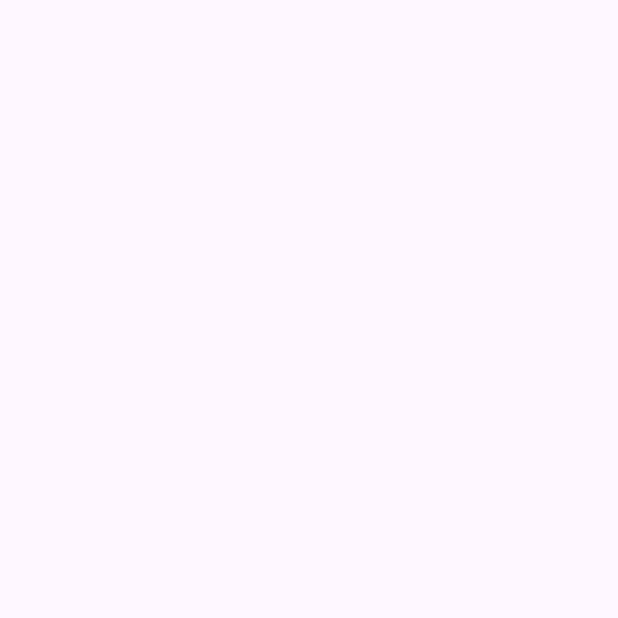
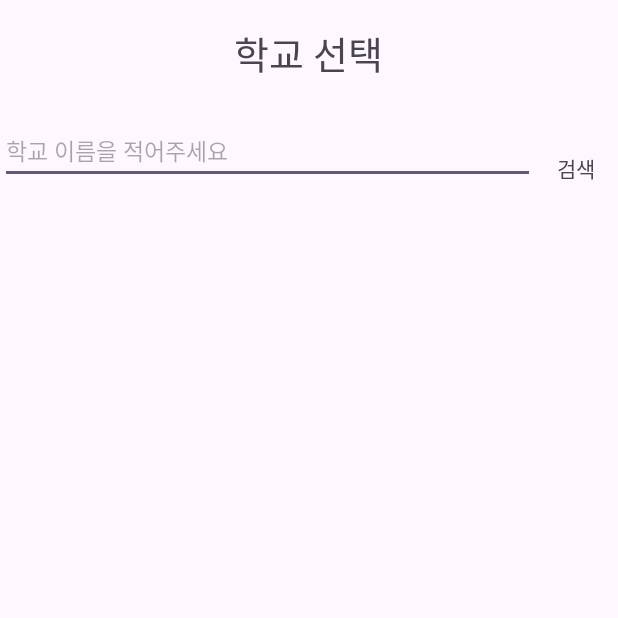
Before and after one commit to Taron8530/timetable, an Android app: the screen it shows after launch (MainActivity before the commit, LoginActivity after it), on a phone screen of 412 x 824 dp, the top half of it. Before the commit the part shown is empty. Run offline under Robolectric (Android 15) with nearby library versions, the phone set to English and light mode, and no system bars.

Commit message:
학교 정보 불러오기

```diff
--- a/app/build.gradle
+++ b/app/build.gradle
@@ -41,4 +41,7 @@ dependencies {
     testImplementation 'junit:junit:4.13.2'
     androidTestImplementation 'androidx.test.ext:junit:1.1.5'
     androidTestImplementation 'androidx.test.espresso:espresso-core:3.5.1'
+    implementation 'com.squareup.retrofit2:retrofit:2.9.0'
+    implementation 'com.squareup.retrofit2:converter-gson:2.9.0'
+
 }
--- a/app/src/main/AndroidManifest.xml
+++ b/app/src/main/AndroidManifest.xml
@@ -1,6 +1,8 @@
 <?xml version="1.0" encoding="utf-8"?>
 <manifest xmlns:android="http://schemas.android.com/apk/res/android"
     xmlns:tools="http://schemas.android.com/tools">
+
+    <uses-permission android:name="android.permission.INTERNET" />
 
     <application
         android:allowBackup="true"
@@ -14,6 +16,9 @@
         tools:targetApi="31">
         <activity
             android:name=".MainActivity"
+            android:exported="false" />
+        <activity
+            android:name=".LoginActivity"
             android:exported="true">
             <intent-filter>
                 <action android:name="android.intent.action.MAIN" />
--- /dev/null
+++ b/app/src/main/java/com/example/timetable/ApiInterface.kt
@@ -0,0 +1,38 @@
+package com.example.timetable
+
+import org.json.JSONArray
+import org.json.JSONObject
+import retrofit2.Call
+import retrofit2.http.GET
+import retrofit2.http.Query
+
+interface ApiInterface {
+    @GET("schoolInfo")
+    fun getSchoolInfo(
+        @Query("KEY") key: String,
+        @Query("Type") type : String,
+        @Query("pIndex") pIndex : Int,
+        @Query("pSize") pSize : Int,
+        @Query("ATPT_OFCDC_SC_CODE") EduCode : String,
+        @Query("SCHUL_NM") schoolName : String
+    ): Call<schoolInfoData>
+    @GET("hisTimetable")
+    fun getGeneralTimetable(
+        @Query("KEY") key : String,
+        @Query("Type") type : String,
+        @Query("pIndex") pIndex : Int,
+        @Query("pSize") pSize: Int,
+        @Query("ATPT_OFCDC_SC_CODE") scCode: String,
+        @Query("SD_SCHUL_CODE") schoolCode:String,
+        @Query("ALL_TI_YMD") timeTableWeek:String,
+        @Query("GRADE") grade:String,
+        @Query("CLASS_NM") classNum:String
+    ) : Call<JSONArray>
+//    @GET("schoolInfo")
+//    fun getSchoolInfo(
+//        @Query("KEY") key: String,
+//        @Query("Type") type : String,
+//        @Query("pIndex") pIndex : Int,
+//        @Query("pSize") pSize : Int,
+//    ) 기본 틀
+}
--- /dev/null
+++ b/app/src/main/java/com/example/timetable/LoginActivity.kt
@@ -0,0 +1,76 @@
+package com.example.timetable
+
+import android.nfc.Tag
+import androidx.appcompat.app.AppCompatActivity
+import android.os.Bundle
+import android.util.Log
+import android.view.View
+import android.widget.Button
+import android.widget.EditText
+import android.widget.TextView
+import android.widget.Toast
+import org.json.JSONArray
+import org.json.JSONObject
+import retrofit2.Call
+import retrofit2.Callback
+import retrofit2.Response
+
+
+class LoginActivity : AppCompatActivity() {
+    var TAG = "LoginActivity"
+    lateinit var schoolName : EditText
+    lateinit var searchSchoolName: TextView
+    var schoolCheck = false
+    var gradeCheck = false
+    override fun onCreate(savedInstanceState: Bundle?) {
+        super.onCreate(savedInstanceState)
+        setContentView(R.layout.activity_login)
+        initView()
+        searchSchoolName.setOnClickListener(View.OnClickListener() {
+            Log.d(TAG, "onCreate:  버튼 눌 ")
+            if(searchSchoolName.text.equals("")){
+                Toast.makeText(this,"학교 이름을 입력 해주세요.",Toast.LENGTH_SHORT)
+            }else{
+                var Api : ApiInterface = ApiClient.getRetrofit().create(ApiInterface::class.java)
+                var call : Call<schoolInfoData> = Api.getSchoolInfo(
+                    AplicationKey.APIKEY,
+                    "JSON",
+                    1,
+                    10,
+                    "J10",
+                    schoolName.text.toString()
+                )
+                call?.enqueue(object : Callback<schoolInfoData>{
+                    override fun onResponse(call: Call<schoolInfoData>, response: Response<schoolInfoData>) {
+                        if(response.isSuccessful){
+                            // 정상적으로 통신이 성고된 경우
+                            var test: String = response.body()?.schoolInfo.toString()
+                            var result: String = response.body()?.schoolInfo?.get(1)?.row.toString()
+                            Log.d(TAG, "onResponse 성공: " + result);
+                            Log.d(TAG, "onResponse:111 "+test)
+                        }else{
+                            // 통신이 실패한 경우(응답코드 3xx, 4xx 등)
+                            Log.d(TAG, "onResponse 실패")
+                        }
+                    }
+
+                    override fun onFailure(call: Call<schoolInfoData>, t: Throwable) {
+                        // 통신 실패 (인터넷 끊킴, 예외 발생 등 시스템적인 이유)
+                        Log.d(TAG, "onFailure 에러: " + t.message.toString());
+                    }
+                })
+
+            }
+        })
+        Log.d(TAG, "onCreate: ")
+
+
+    }
+    fun initView(){
+        schoolName = findViewById<EditText>(R.id.school_name)
+        searchSchoolName = findViewById<TextView>(R.id.search_button)
+    }
+    fun schoolInfoView(){
+
+    }
+}
--- a/app/src/main/java/com/example/timetable/MainActivity.kt
+++ b/app/src/main/java/com/example/timetable/MainActivity.kt
@@ -1,11 +1,15 @@
 package com.example.timetable
 
+import android.os.Bundle
+import android.os.Handler
+import android.widget.TextView
 import androidx.appcompat.app.AppCompatActivity
-import android.os.Bundle
 
 class MainActivity : AppCompatActivity() {
     override fun onCreate(savedInstanceState: Bundle?) {
         super.onCreate(savedInstanceState)
         setContentView(R.layout.activity_main)
+
+
     }
 }
--- /dev/null
+++ b/app/src/main/res/layout/activity_login.xml
@@ -0,0 +1,46 @@
+<?xml version="1.0" encoding="utf-8"?>
+<androidx.constraintlayout.widget.ConstraintLayout xmlns:android="http://schemas.android.com/apk/res/android"
+    xmlns:app="http://schemas.android.com/apk/res-auto"
+    xmlns:tools="http://schemas.android.com/tools"
+    android:layout_width="match_parent"
+    android:layout_height="match_parent"
+    tools:context=".LoginActivity">
+
+    <TextView
+        android:id="@+id/login_banner"
+        android:layout_width="wrap_content"
+        android:layout_height="wrap_content"
+        android:layout_marginTop="16dp"
+        android:textSize="25dp"
+
+        android:text="학교 선택"
+        app:layout_constraintEnd_toEndOf="parent"
+        app:layout_constraintHorizontal_bias="0.498"
+        app:layout_constraintStart_toStartOf="parent"
+        app:layout_constraintTop_toTopOf="parent" />
+
+    <com.google.android.material.textfield.TextInputEditText
+        android:id="@+id/school_name"
+        android:layout_width="match_parent"
+        android:layout_height="40dp"
+        android:layout_marginTop="28dp"
+        android:textSize="15dp"
+        android:hint="학교 이름을 적어주세요"
+        app:layout_constrainedWidth="true"
+        app:layout_constraintEnd_toStartOf="@+id/search_button"
+        app:layout_constraintHorizontal_bias="0.0"
+        app:layout_constraintStart_toStartOf="parent"
+        app:layout_constraintTop_toBottomOf="@+id/login_banner" />
+
+    <TextView
+        android:id="@+id/search_button"
+        android:layout_width="55dp"
+        android:layout_height="40dp"
+        android:text="검색"
+        android:gravity="center"
+        app:layout_constraintBottom_toBottomOf="parent"
+        app:layout_constraintEnd_toEndOf="parent"
+        app:layout_constraintTop_toTopOf="parent"
+        app:layout_constraintVertical_bias="0.117" />
+
+</androidx.constraintlayout.widget.ConstraintLayout>
```
Also changed, not shown: app/src/main/java/com/example/timetable/ApiClient.kt (added, +28 -0 lines), app/src/main/java/com/example/timetable/AplicationKey.kt (added, +8 -0 lines), app/src/main/java/com/example/timetable/SchoolInfoModel.kt (added, +11 -0 lines), app/src/main/java/com/example/timetable/schoolInfoData.kt (added, +48 -0 lines), app/src/main/res/layout/activity_main.xml (+13 -1 lines).
